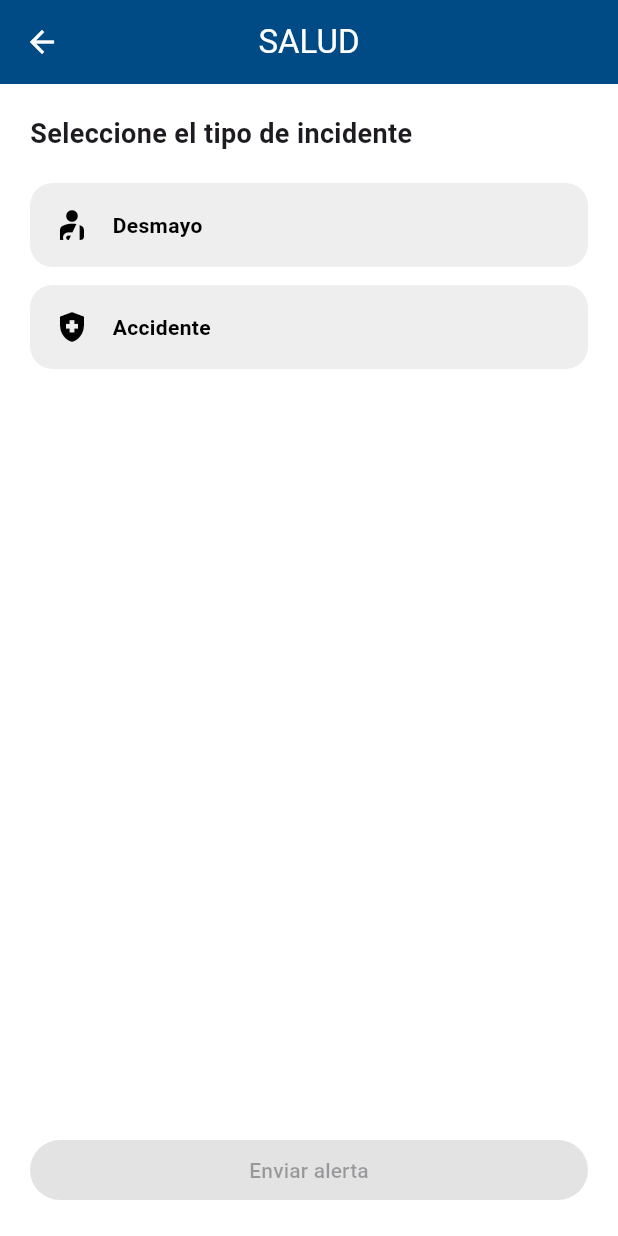
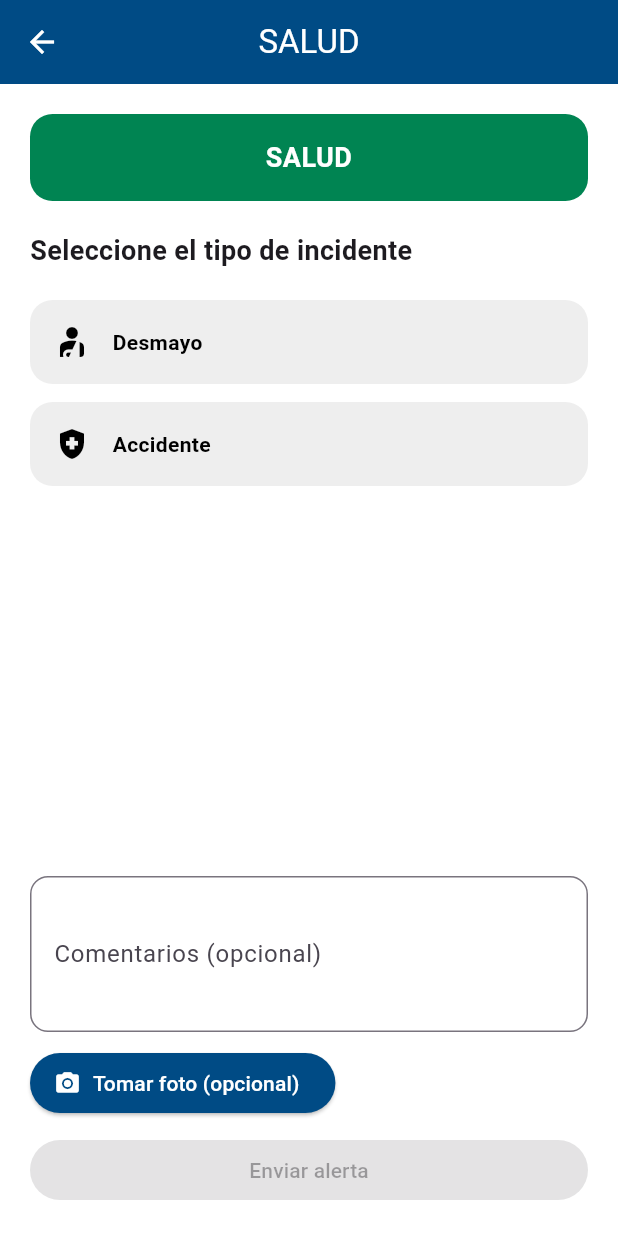
Before and after one commit to gman522/orion_front, a Flutter app: the screen it shows after launch, after a tap on "Entrar", after a tap on "SALUD", on a phone screen of 412 x 824 dp. Run offline on Flutter 3.47's test engine with Material 3 defaults, Android fonts, the light colour scheme and no system bars; our stand-ins replace go_router, image_picker.

Commit message:
funciones agregadas a la ventana de subcategorias

```diff
--- a/lib/screens/subcategoria_screen.dart
+++ b/lib/screens/subcategoria_screen.dart
@@ -3,7 +3,7 @@ import 'package:go_router/go_router.dart';
 import '../data/subcategorias_data.dart';
 import '../constants/app_strings.dart';
 import '../theme/app_colors.dart';
-
+import 'package:image_picker/image_picker.dart';
 
 class SubcategoriaScreen extends StatefulWidget {
     final String categoria;
@@ -18,7 +18,44 @@ class SubcategoriaScreen extends StatefulWidget {
 }
 
 class _SubcategoriaScreenState extends State<SubcategoriaScreen>{
+    final TextEditingController comentarioController = TextEditingController();
+    final ImagePicker picker = ImagePicker();
     String? seleccionada;
+    String? imagenPath;
+
+    @override
+    void dispose(){
+        comentarioController.dispose();
+        super.dispose();
+    }
+
+    Future<void> tomarFoto() async{
+        final XFile? photo = await picker.pickImage(
+            source: ImageSource.camera,
+        );
+
+        if (photo != null){
+            setState((){
+                imagenPath = photo.path;
+            });
+        }
+    }
+
+    Color getColorCategoria(String categoria){
+        switch(categoria){
+            case "SALUD":
+                return AppColors.verde;
+
+            case "INFRAESTRUCTURA":
+                return AppColors.amarillo;
+
+            case "SEGURIDAD":
+                return AppColors.azul;
+
+            default:
+                return AppColors.azul;
+        }
+    }
 
     @override
     Widget build(BuildContext context){
@@ -45,6 +82,25 @@ class _SubcategoriaScreenState extends State<SubcategoriaScreen>{
                 child: Column(
                     crossAxisAlignment: CrossAxisAlignment.start,
                     children:[
+
+                        Container(
+                            width:double.infinity,
+                            padding: const EdgeInsets.all(16),
+                            margin: const EdgeInsets.only(bottom: 20),
+                            decoration: BoxDecoration(
+                                color: getColorCategoria(widget.categoria),
+                                borderRadius: BorderRadius.circular(15),
+                            ),
+                            child: Text(
+                                widget.categoria,
+                                textAlign: TextAlign.center,
+                                style: const TextStyle(
+                                    color: Colors.white,
+                                    fontSize: 18,
+                                    fontWeight: FontWeight.bold,
+                                ),
+                            ),
+                        ),
 
                         const Text(
                             AppStrings.selectIncident,
@@ -109,10 +165,42 @@ class _SubcategoriaScreenState extends State<SubcategoriaScreen>{
 
                         const SizedBox(height: 10),
 
+                        TextField(
+                            controller: comentarioController,
+                            maxLines: 3,
+                            decoration: InputDecoration(
+                                labelText: "Comentarios (opcional)",
+                                border: OutlineInputBorder(
+                                    borderRadius: BorderRadius.circular(12),
+                                ),
+                            ),
+                        ),
+
+                        const SizedBox(height: 10),
+
+                        ElevatedButton.icon(
+                            onPressed: tomarFoto,
+                            icon:const Icon(Icons.camera_alt),
+                            label: const Text("Tomar foto (opcional)"),
+                        ),
+
+                        const SizedBox(height: 10),
+
                         SizedBox(
                             width: double.infinity,
                             child: ElevatedButton(
-                                onPressed: seleccionada == null ? null : () {},
+                                onPressed: seleccionada == null
+                                    ? null
+                                    : () {
+                                        final data ={
+                                            "categoria": widget.categoria,
+                                            "subcategoria": seleccionada,
+                                            "comentario": comentarioController.text,
+                                            "imagen": imagenPath,
+                                        };
+
+                                        print(data);
+                                    },
                                 style: ElevatedButton.styleFrom(
                                     backgroundColor: AppColors.azul,
                                 ),
--- a/pubspec.yaml
+++ b/pubspec.yaml
@@ -14,6 +14,7 @@ dependencies:
 
   cupertino_icons: ^1.0.8
   go_router: ^17.3.0
+  image_picker: ^1.1.2
 dev_dependencies:
   flutter_test:
     sdk: flutter
```
Also changed, not shown: pubspec.lock, 6 other files.
